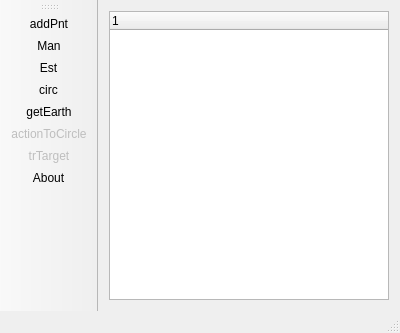
Old version of the form qtkamal.ui in the repository cragapito/qtkamal.
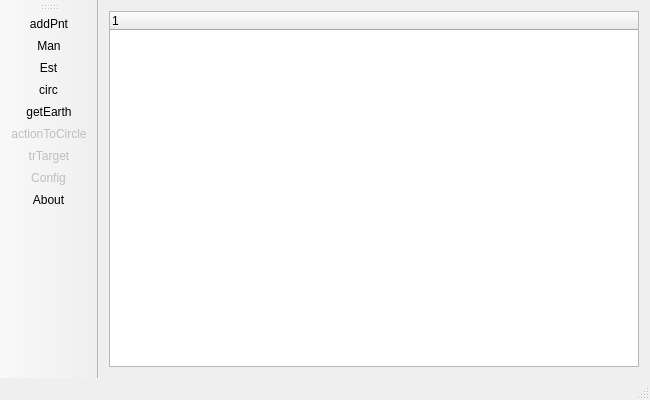
New version of the form. Icons and pictures are not drawn. Custom widgets are drawn as their Qt base class.

```diff
--- a/qtkamal.ui
+++ b/qtkamal.ui
@@ -6,8 +6,8 @@
    <rect>
     <x>0</x>
     <y>0</y>
-    <width>400</width>
-    <height>333</height>
+    <width>650</width>
+    <height>400</height>
    </rect>
   </property>
   <property name="minimumSize">
@@ -94,6 +94,7 @@
    <addaction name="actionGetEarth"/>
    <addaction name="actionToCircle"/>
    <addaction name="actionTrTarget"/>
+   <addaction name="actionConfig"/>
    <addaction name="actionAbout"/>
   </widget>
   <widget class="QStatusBar" name="statusBar"/>
@@ -259,7 +260,22 @@
     <string>Converte pontos em círculos</string>
    </property>
    <property name="shortcut">
-    <string>P</string>
+    <string>X</string>
+   </property>
+  </action>
+  <action name="actionConfig">
+   <property name="enabled">
+    <bool>false</bool>
+   </property>
+   <property name="icon">
+    <iconset resource="res.qrc">
+     <normaloff>:/icon/res/gear.png</normaloff>:/icon/res/gear.png</iconset>
+   </property>
+   <property name="text">
+    <string>Config</string>
+   </property>
+   <property name="toolTip">
+    <string>Configurações</string>
    </property>
   </action>
  </widget>
```
Left out of the diff: 20 changed lines with no effect on the pictures.
